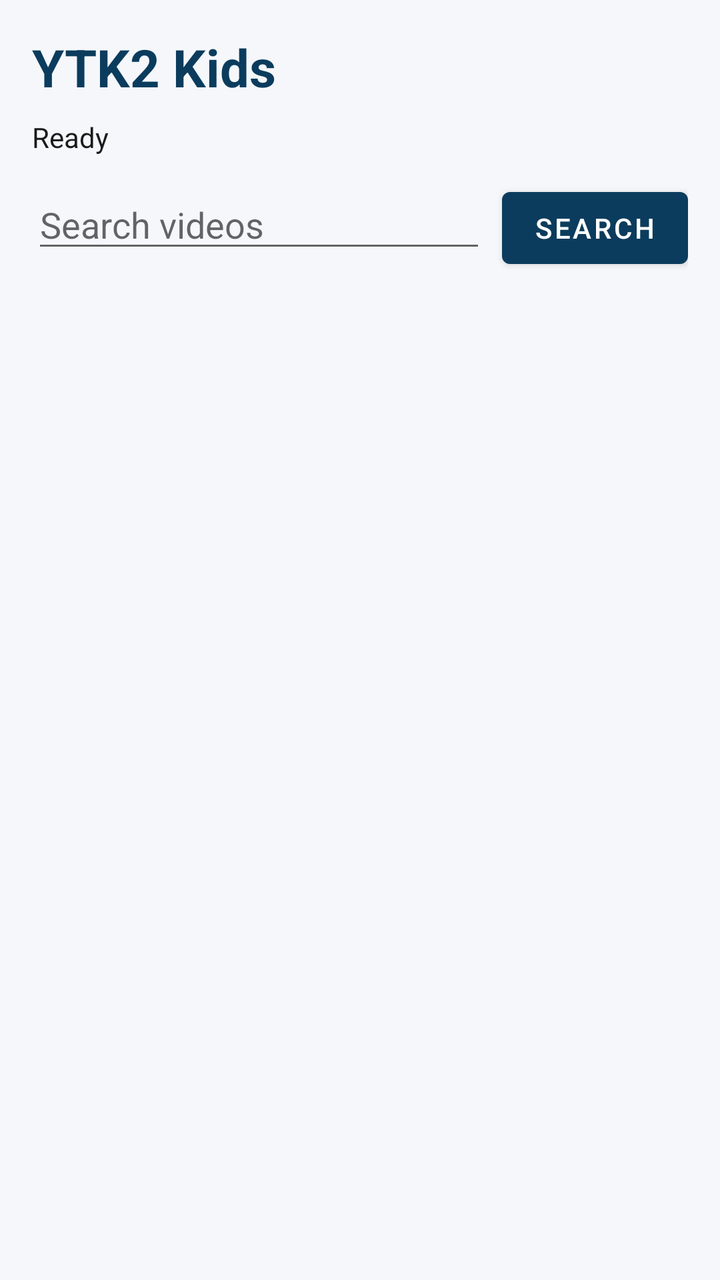
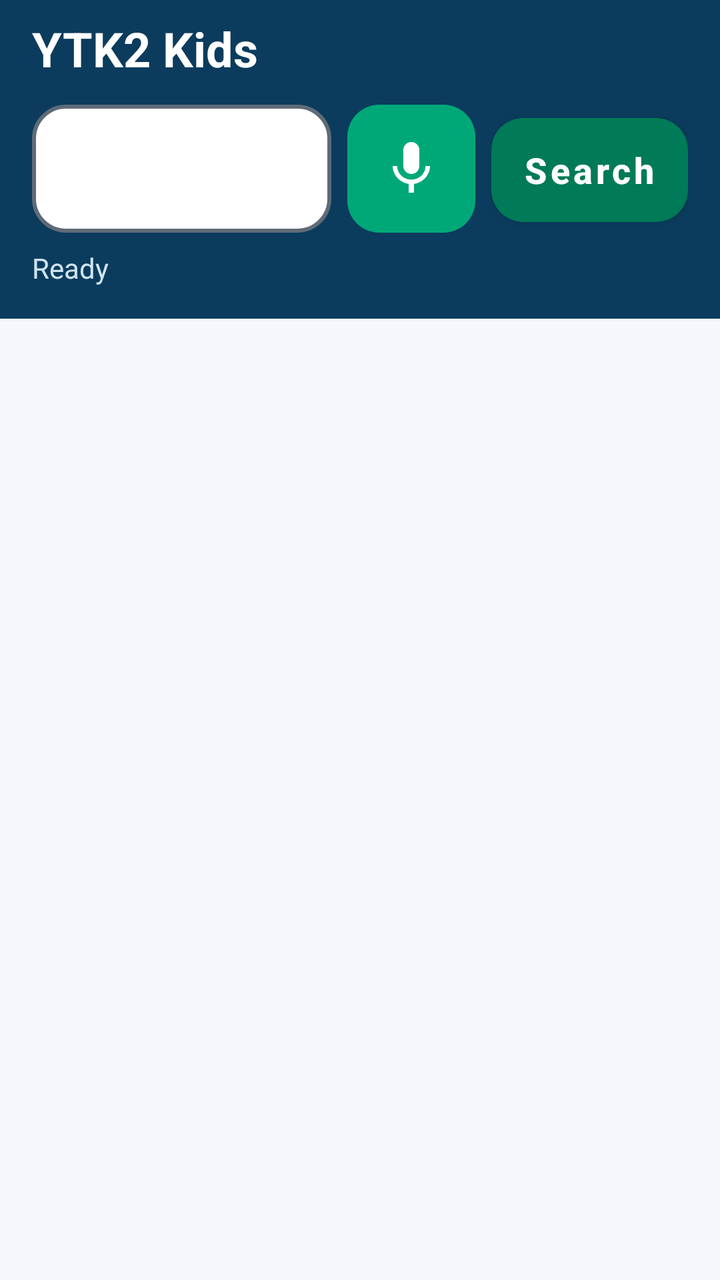

Screens rendered from an Android XML layout before and after an edit, with the pre-edit source and the edit as a unified diff.
<!-- AndroidManifest.xml: application theme Theme.YTK2 -->
<!-- res/layout/activity_main.xml -->
<?xml version="1.0" encoding="utf-8"?>
<androidx.constraintlayout.widget.ConstraintLayout xmlns:android="http://schemas.android.com/apk/res/android"
    xmlns:app="http://schemas.android.com/apk/res-auto"
    android:layout_width="match_parent"
    android:layout_height="match_parent"
    android:padding="16dp"
    android:background="@color/ytk2_bg">

    <TextView
        android:id="@+id/titleText"
        android:layout_width="0dp"
        android:layout_height="wrap_content"
        android:text="YTK2 Kids"
        android:textSize="26sp"
        android:textStyle="bold"
        android:textColor="@color/ytk2_primary"
        app:layout_constraintStart_toStartOf="parent"
        app:layout_constraintEnd_toEndOf="parent"
        app:layout_constraintTop_toTopOf="parent" />

    <TextView
        android:id="@+id/statusText"
        android:layout_width="0dp"
        android:layout_height="wrap_content"
        android:text="Ready"
        android:textColor="@color/ytk2_text"
        app:layout_constraintStart_toStartOf="parent"
        app:layout_constraintEnd_toEndOf="parent"
        app:layout_constraintTop_toBottomOf="@id/titleText"
        android:layout_marginTop="8dp" />

    <LinearLayout
        android:id="@+id/searchRow"
        android:layout_width="0dp"
        android:layout_height="wrap_content"
        android:orientation="horizontal"
        app:layout_constraintStart_toStartOf="parent"
        app:layout_constraintEnd_toEndOf="parent"
        app:layout_constraintTop_toBottomOf="@id/statusText"
        android:layout_marginTop="12dp">

        <EditText
            android:id="@+id/searchInput"
            android:layout_width="0dp"
            android:layout_height="wrap_content"
            android:layout_weight="1"
            android:hint="Search videos"
            android:inputType="text"
            android:maxLines="1"
            android:imeOptions="actionSearch" />

        <Button
            android:id="@+id/searchButton"
            android:layout_width="wrap_content"
            android:layout_height="wrap_content"
            android:text="Search"
            android:layout_marginStart="8dp" />
    </LinearLayout>

    <androidx.recyclerview.widget.RecyclerView
        android:id="@+id/resultsRecycler"
        android:layout_width="0dp"
        android:layout_height="0dp"
        android:clipToPadding="false"
        android:paddingBottom="8dp"
        app:layout_constraintTop_toBottomOf="@id/searchRow"
        app:layout_constraintBottom_toBottomOf="parent"
        app:layout_constraintStart_toStartOf="parent"
        app:layout_constraintEnd_toEndOf="parent"
        android:layout_marginTop="8dp" />

</androidx.constraintlayout.widget.ConstraintLayout>
<!-- resources referenced by this layout -->
<resources>
  <color name="ytk2_bg">#F5F7FA</color>
  <color name="ytk2_primary">#0B3C5D</color>
  <color name="ytk2_text">#1A1A1A</color>
  <style name="Theme.YTK2" parent="Theme.MaterialComponents.DayNight.NoActionBar">
          <item name="colorPrimary">@color/ytk2_primary</item>
          <item name="colorPrimaryVariant">@color/ytk2_primary</item>
          <item name="colorOnPrimary">@android:color/white</item>
          <item name="colorSecondary">@color/ytk2_accent</item>
          <item name="android:statusBarColor" tools:targetApi="l">@color/ytk2_primary</item>
          <item name="android:navigationBarColor">@color/ytk2_bg</item>
      </style>
  <color name="ytk2_accent">#00A878</color>
</resources>

<!-- the commit's change to res/layout/activity_main.xml (unified diff, before → after) -->
@@ -3,70 +3,121 @@
     xmlns:app="http://schemas.android.com/apk/res-auto"
     android:layout_width="match_parent"
     android:layout_height="match_parent"
-    android:padding="16dp"
-    android:background="@color/ytk2_bg">
+    android:background="@color/ytk2_bg"
+    android:fitsSystemWindows="true">
 
-    <TextView
-        android:id="@+id/titleText"
+    <LinearLayout
+        android:id="@+id/headerBand"
         android:layout_width="0dp"
         android:layout_height="wrap_content"
-        android:text="YTK2 Kids"
-        android:textSize="26sp"
-        android:textStyle="bold"
-        android:textColor="@color/ytk2_primary"
+        android:orientation="vertical"
+        android:background="@color/ytk2_primary"
+        android:paddingStart="16dp"
+        android:paddingEnd="16dp"
+        android:paddingTop="8dp"
+        android:paddingBottom="16dp"
+        app:layout_constraintTop_toTopOf="parent"
         app:layout_constraintStart_toStartOf="parent"
-        app:layout_constraintEnd_toEndOf="parent"
-        app:layout_constraintTop_toTopOf="parent" />
+        app:layout_constraintEnd_toEndOf="parent">
 
-    <TextView
-        android:id="@+id/statusText"
+        <TextView
+            android:id="@+id/titleText"
+            android:layout_width="match_parent"
+            android:layout_height="wrap_content"
+            android:text="@string/app_name"
+            android:textSize="24sp"
+            android:textStyle="bold"
+            android:textColor="@android:color/white" />
+
+        <LinearLayout
+            android:id="@+id/searchRow"
+            android:layout_width="match_parent"
+            android:layout_height="wrap_content"
+            android:orientation="horizontal"
+            android:layout_marginTop="12dp">
+
+            <EditText
+                android:id="@+id/searchInput"
+                android:layout_width="0dp"
+                android:layout_height="64dp"
+                android:layout_weight="1"
+                android:background="@drawable/bg_search_input"
+                android:textColor="@color/ytk2_text"
+                android:textSize="20sp"
+                android:paddingStart="16dp"
+                android:paddingEnd="16dp"
+                android:gravity="center_vertical"
+                android:inputType="text"
+                android:maxLines="1"
+                android:importantForAutofill="no"
+                android:imeOptions="actionSearch" />
+
+            <ImageButton
+                android:id="@+id/micButton"
+                android:layout_width="64dp"
+                android:layout_height="64dp"
+                android:layout_marginStart="8dp"
+                android:src="@drawable/ic_mic"
+                android:contentDescription="@string/voice_search"
+                android:scaleType="center"
+                android:background="@drawable/bg_mic_button" />
+
+            <Button
+                android:id="@+id/searchButton"
+                android:layout_width="wrap_content"
+                android:layout_height="64dp"
+                android:minWidth="64dp"
+                android:layout_marginStart="8dp"
+                android:text="@string/search_button"
+                android:textSize="18sp"
+                android:textStyle="bold"
+                android:textAllCaps="false"
+                android:textColor="@android:color/white"
+                app:backgroundTint="@color/ytk2_action"
+                app:cornerRadius="16dp" />
+        </LinearLayout>
+
+        <TextView
+            android:id="@+id/statusText"
+            android:layout_width="match_parent"
+            android:layout_height="wrap_content"
+            android:text="Ready"
+            android:textSize="14sp"
+            android:textColor="@color/ytk2_on_header_secondary"
+            android:layout_marginTop="8dp" />
+    </LinearLayout>
+
+    <HorizontalScrollView
+        android:id="@+id/favoritesScroll"
         android:layout_width="0dp"
         android:layout_height="wrap_content"
-        android:text="Ready"
-        android:textColor="@color/ytk2_text"
+        android:scrollbars="none"
+        android:visibility="gone"
+        app:layout_constraintTop_toBottomOf="@id/headerBand"
         app:layout_constraintStart_toStartOf="parent"
-        app:layout_constraintEnd_toEndOf="parent"
-        app:layout_constraintTop_toBottomOf="@id/titleText"
-        android:layout_marginTop="8dp" />
+        app:layout_constraintEnd_toEndOf="parent">
 
-    <LinearLayout
-        android:id="@+id/searchRow"
-        android:layout_width="0dp"
-        android:layout_height="wrap_content"
-        android:orientation="horizontal"
-        app:layout_constraintStart_toStartOf="parent"
-        app:layout_constraintEnd_toEndOf="parent"
-        app:layout_constraintTop_toBottomOf="@id/statusText"
-        android:layout_marginTop="12dp">
-
-        <EditText
-            android:id="@+id/searchInput"
-            android:layout_width="0dp"
-            android:layout_height="wrap_content"
-            android:layout_weight="1"
-            android:hint="Search videos"
-            android:inputType="text"
-            android:maxLines="1"
-            android:imeOptions="actionSearch" />
-
-        <Button
-            android:id="@+id/searchButton"
+        <LinearLayout
+            android:id="@+id/favoritesRow"
             android:layout_width="wrap_content"
             android:layout_height="wrap_content"
-            android:text="Search"
-            android:layout_marginStart="8dp" />
-    </LinearLayout>
+            android:orientation="horizontal"
+            android:paddingStart="16dp"
+            android:paddingEnd="8dp"
+            android:paddingTop="12dp"
+            android:paddingBottom="4dp" />
+    </HorizontalScrollView>
 
     <androidx.recyclerview.widget.RecyclerView
         android:id="@+id/resultsRecycler"
         android:layout_width="0dp"
         android:layout_height="0dp"
         android:clipToPadding="false"
-        android:paddingBottom="8dp"
-        app:layout_constraintTop_toBottomOf="@id/searchRow"
+        android:paddingTop="12dp"
+        android:paddingBottom="16dp"
+        app:layout_constraintTop_toBottomOf="@id/favoritesScroll"
         app:layout_constraintBottom_toBottomOf="parent"
         app:layout_constraintStart_toStartOf="parent"
-        app:layout_constraintEnd_toEndOf="parent"
-        android:layout_marginTop="8dp" />
+        app:layout_constraintEnd_toEndOf="parent" />
 
 </androidx.constraintlayout.widget.ConstraintLayout>
<!-- resource entries referenced after the edit -->
@@ -1,9 +1,45 @@
 <!-- resources referenced by this layout -->
 <resources>
+  <color name="ytk2_action">#007A57</color>
   <color name="ytk2_bg">#F5F7FA</color>
+  <color name="ytk2_on_header_secondary">#CFE3F1</color>
   <color name="ytk2_primary">#0B3C5D</color>
   <color name="ytk2_text">#1A1A1A</color>
-  <style name="Theme.YTK2" parent="Theme.MaterialComponents.DayNight.NoActionBar">
+  <!-- drawable bg_mic_button (drawable) -->
+  <?xml version="1.0" encoding="utf-8"?>
+  <shape xmlns:android="http://schemas.android.com/apk/res/android" android:shape="rectangle">
+      <solid android:color="@color/ytk2_accent" />
+      <corners android:radius="16dp" />
+  </shape>
+  <!-- drawable bg_search_input (drawable) -->
+  <?xml version="1.0" encoding="utf-8"?>
+  <selector xmlns:android="http://schemas.android.com/apk/res/android">
+      <item android:state_focused="true">
+          <shape android:shape="rectangle">
+              <solid android:color="@color/ytk2_surface" />
+              <stroke android:width="4dp" android:color="@color/ytk2_accent" />
+              <corners android:radius="16dp" />
+          </shape>
+      </item>
+      <item>
+          <shape android:shape="rectangle">
+              <solid android:color="@color/ytk2_surface" />
+              <stroke android:width="2dp" android:color="@color/ytk2_hint" />
+              <corners android:radius="16dp" />
+          </shape>
+      </item>
+  </selector>
+  <!-- drawable ic_mic (drawable) -->
+  <vector xmlns:android="http://schemas.android.com/apk/res/android"
+      android:width="32dp" android:height="32dp"
+      android:viewportWidth="24" android:viewportHeight="24">
+      <path android:fillColor="#FFFFFF"
+          android:pathData="M12,14c1.66,0 2.99,-1.34 2.99,-3L15,5c0,-1.66 -1.34,-3 -3,-3S9,3.34 9,5v6c0,1.66 1.34,3 3,3zM17.3,11c0,3 -2.54,5.1 -5.3,5.1S6.7,14 6.7,11L5,11c0,3.41 2.72,6.23 6,6.72L11,21h2v-3.28c3.28,-0.48 6,-3.3 6,-6.72h-1.7z" />
+  </vector>
+  <string name="app_name">YTK2 Kids</string>
+  <string name="search_button">Search</string>
+  <string name="voice_search">Voice search</string>
+  <style name="Theme.YTK2" parent="Theme.MaterialComponents.Light.NoActionBar">
           <item name="colorPrimary">@color/ytk2_primary</item>
           <item name="colorPrimaryVariant">@color/ytk2_primary</item>
           <item name="colorOnPrimary">@android:color/white</item>
@@ -12,5 +48,7 @@
           <item name="android:navigationBarColor">@color/ytk2_bg</item>
       </style>
   <color name="ytk2_accent">#00A878</color>
+  <color name="ytk2_surface">#FFFFFF</color>
+  <color name="ytk2_hint">#5F6B76</color>
 </resources>
 
